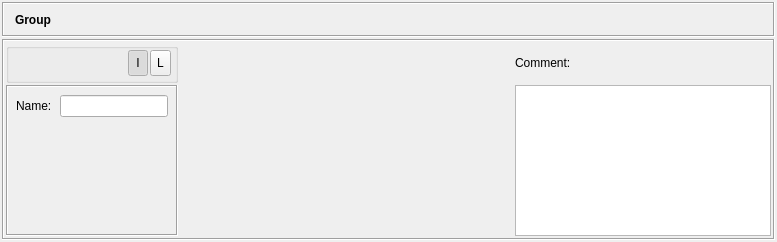
First picture: the form in src/gui/groupobjectdialog_q.ui, repository fwbuilder/fwbuilder, before the edit.
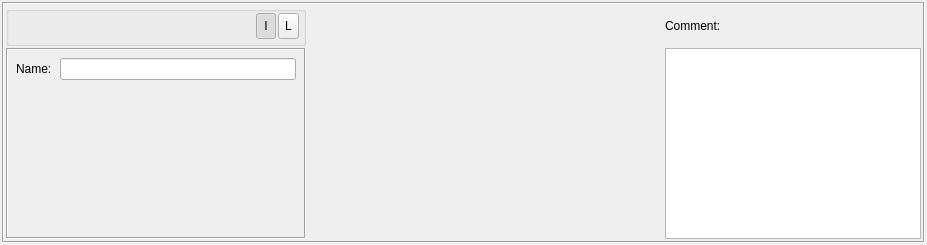
Second picture: the form after the edit. Icons and pictures are not drawn.

Commit message: fixes #491, #501 dialog layout fixes to make them look more consistent, using widget promotion feature in Designer to build stack of editor dialogs in the bottom panel of the main window instead of building them at run time

Diff of the .ui file:
```diff
--- a/src/gui/groupobjectdialog_q.ui
+++ b/src/gui/groupobjectdialog_q.ui
@@ -8,8 +8,8 @@
    <rect>
     <x>0</x>
     <y>0</y>
-    <width>777</width>
-    <height>242</height>
+    <width>927</width>
+    <height>245</height>
    </rect>
   </property>
   <property name="sizePolicy" >
@@ -26,78 +26,13 @@
     <number>2</number>
    </property>
    <property name="spacing" >
-    <number>2</number>
+    <number>-1</number>
    </property>
    <item row="0" column="0" >
     <layout class="QVBoxLayout" >
      <property name="spacing" >
-      <number>2</number>
+      <number>0</number>
      </property>
-     <item>
-      <widget class="QFrame" name="frame3" >
-       <property name="sizePolicy" >
-        <sizepolicy vsizetype="Fixed" hsizetype="Preferred" >
-         <horstretch>0</horstretch>
-         <verstretch>0</verstretch>
-        </sizepolicy>
-       </property>
-       <property name="minimumSize" >
-        <size>
-         <width>16</width>
-         <height>35</height>
-        </size>
-       </property>
-       <property name="autoFillBackground" >
-        <bool>true</bool>
-       </property>
-       <property name="frameShape" >
-        <enum>QFrame::Box</enum>
-       </property>
-       <property name="frameShadow" >
-        <enum>QFrame::Sunken</enum>
-       </property>
-       <layout class="QGridLayout" >
-        <property name="margin" >
-         <number>2</number>
-        </property>
-        <property name="spacing" >
-         <number>2</number>
-        </property>
-        <item row="0" column="2" >
-         <widget class="QLabel" name="editorTitle" >
-          <property name="font" >
-           <font>
-            <weight>75</weight>
-            <bold>true</bold>
-           </font>
-          </property>
-          <property name="text" >
-           <string>Group</string>
-          </property>
-          <property name="wordWrap" >
-           <bool>false</bool>
-          </property>
-         </widget>
-        </item>
-        <item row="0" column="1" >
-         <widget class="QLabel" name="icon" >
-          <property name="sizePolicy" >
-           <sizepolicy vsizetype="Preferred" hsizetype="Maximum" >
-            <horstretch>0</horstretch>
-            <verstretch>0</verstretch>
-           </sizepolicy>
-          </property>
-          <property name="text" >
-           <string/>
-          </property>
-          <property name="pixmap" >
-           <pixmap resource="MainRes.qrc" >:/Icons/ServiceGroup/icon</pixmap>
-          </property>
-         </widget>
-        </item>
-       </layout>
-      </widget>
-     </item>
      <item>
       <widget class="QFrame" name="frame16" >
        <property name="sizePolicy" >
@@ -121,6 +56,9 @@
 	padding: 4px;
 }</string>
           </property>
+          <property name="flat" >
+           <bool>true</bool>
+          </property>
           <layout class="QGridLayout" >
            <property name="topMargin" >
             <number>2</number>
@@ -238,6 +176,24 @@
         </item>
         <item row="1" column="0" >
          <widget class="QFrame" name="frame7" >
+          <property name="sizePolicy" >
+           <sizepolicy vsizetype="Preferred" hsizetype="Fixed" >
+            <horstretch>0</horstretch>
+            <verstretch>0</verstretch>
+           </sizepolicy>
+          </property>
+          <property name="minimumSize" >
+           <size>
+            <width>300</width>
+            <height>0</height>
+           </size>
+          </property>
+          <property name="maximumSize" >
+           <size>
+            <width>300</width>
+            <height>16777215</height>
+           </size>
+          </property>
           <property name="frameShape" >
            <enum>QFrame::Box</enum>
           </property>
```
The commit also changes 49 other files.
